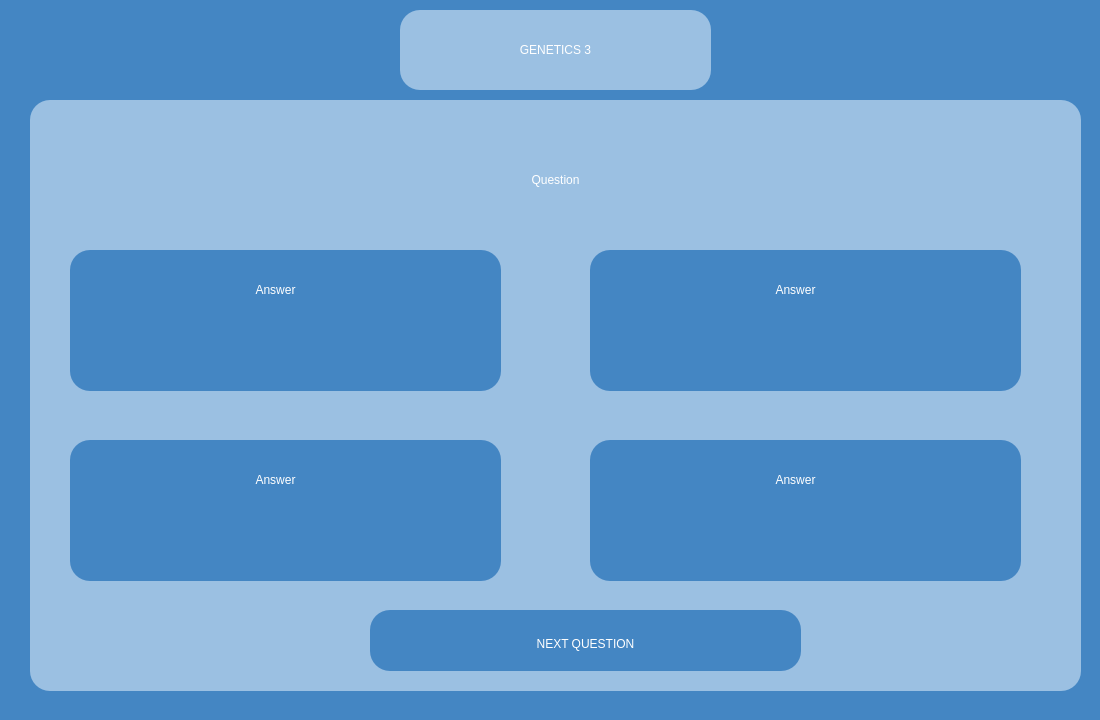
Before: the Qt Designer form AGUniverse/presentationLayer/geneticsExam3.ui in codingburgas/sprint-eschool-ag-universe, drawn with Qt 5.
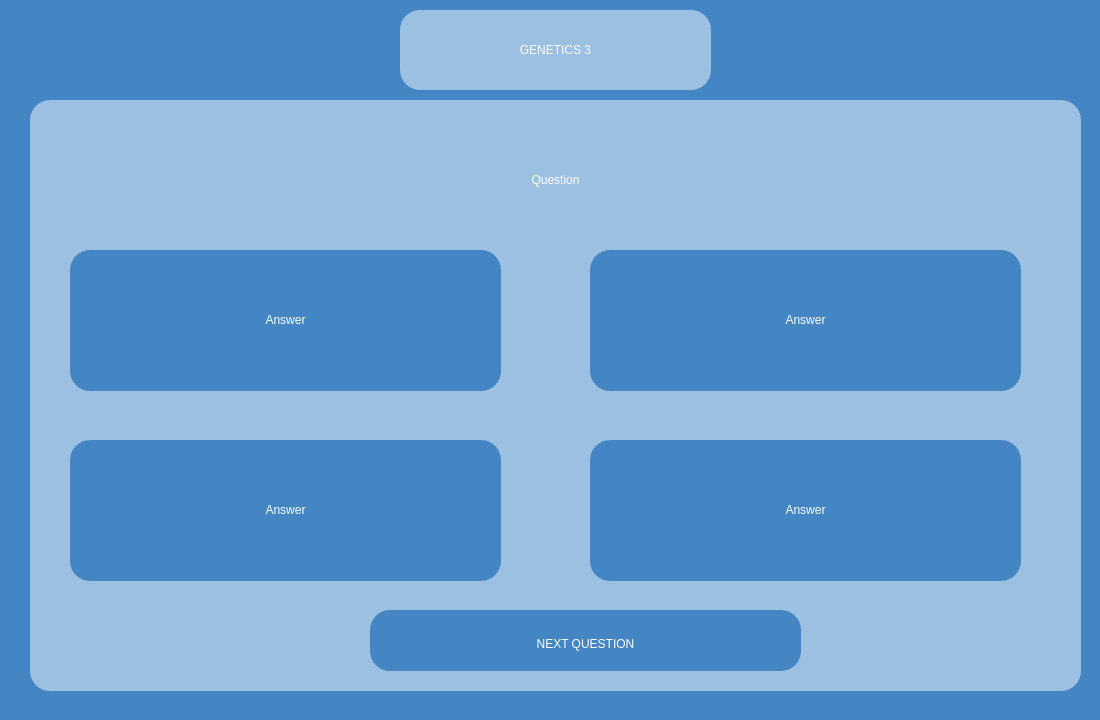
After: the same form once the commit is applied.

Commit message: Complete english exams (Close #30)

Diff of the .ui file:
```diff
--- a/AGUniverse/presentationLayer/geneticsExam3.ui
+++ b/AGUniverse/presentationLayer/geneticsExam3.ui
@@ -118,9 +118,9 @@
     <widget class="QLabel" name="answer_1">
      <property name="geometry">
       <rect>
-       <x>60</x>
-       <y>10</y>
-       <width>291</width>
+       <x>10</x>
+       <y>40</y>
+       <width>411</width>
        <height>61</height>
       </rect>
      </property>
@@ -178,9 +178,9 @@
     <widget class="QLabel" name="answer_2">
      <property name="geometry">
       <rect>
-       <x>60</x>
-       <y>10</y>
-       <width>291</width>
+       <x>10</x>
+       <y>40</y>
+       <width>411</width>
        <height>61</height>
       </rect>
      </property>
@@ -238,9 +238,9 @@
     <widget class="QLabel" name="answer_3">
      <property name="geometry">
       <rect>
-       <x>60</x>
-       <y>10</y>
-       <width>291</width>
+       <x>10</x>
+       <y>40</y>
+       <width>411</width>
        <height>61</height>
       </rect>
      </property>
@@ -298,9 +298,9 @@
     <widget class="QLabel" name="answer_4">
      <property name="geometry">
       <rect>
-       <x>60</x>
-       <y>10</y>
-       <width>291</width>
+       <x>10</x>
+       <y>40</y>
+       <width>411</width>
        <height>61</height>
       </rect>
      </property>
```
The commit also changes 28 other files.
